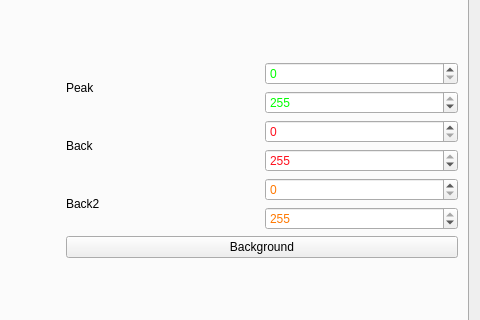
Qt form RefRed/interfaces/plot_dialog_refl_interface.ui (neutrons/RefRed) before a commit; both pictures show x 354 to 834 and y 229 to 549 of the 834 by 754 pixel window.
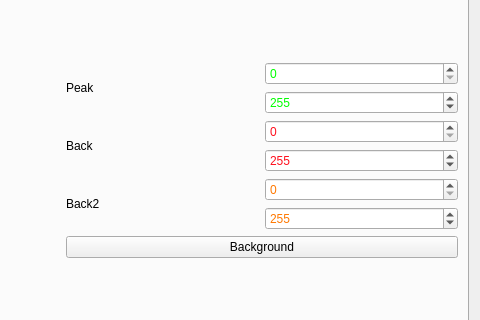
The same form after that commit. Icons and pictures are not drawn. Custom widgets are drawn as their Qt base class.

```diff
--- a/RefRed/interfaces/plot_dialog_refl_interface.ui
+++ b/RefRed/interfaces/plot_dialog_refl_interface.ui
@@ -199,7 +199,7 @@
                     </palette>
                    </property>
                    <property name="maximum">
-                    <number>255</number>
+                    <number>303</number>
                    </property>
                    <property name="value">
                     <number>255</number>
@@ -367,7 +367,7 @@
                     </palette>
                    </property>
                    <property name="maximum">
-                    <number>255</number>
+                    <number>303</number>
                    </property>
                    <property name="value">
                     <number>255</number>
@@ -541,7 +541,7 @@
                     </palette>
                    </property>
                    <property name="maximum">
-                    <number>255</number>
+                    <number>303</number>
                    </property>
                    <property name="value">
                     <number>255</number>
```
Left out of the diff: 6 changed lines with no effect on the pictures.
